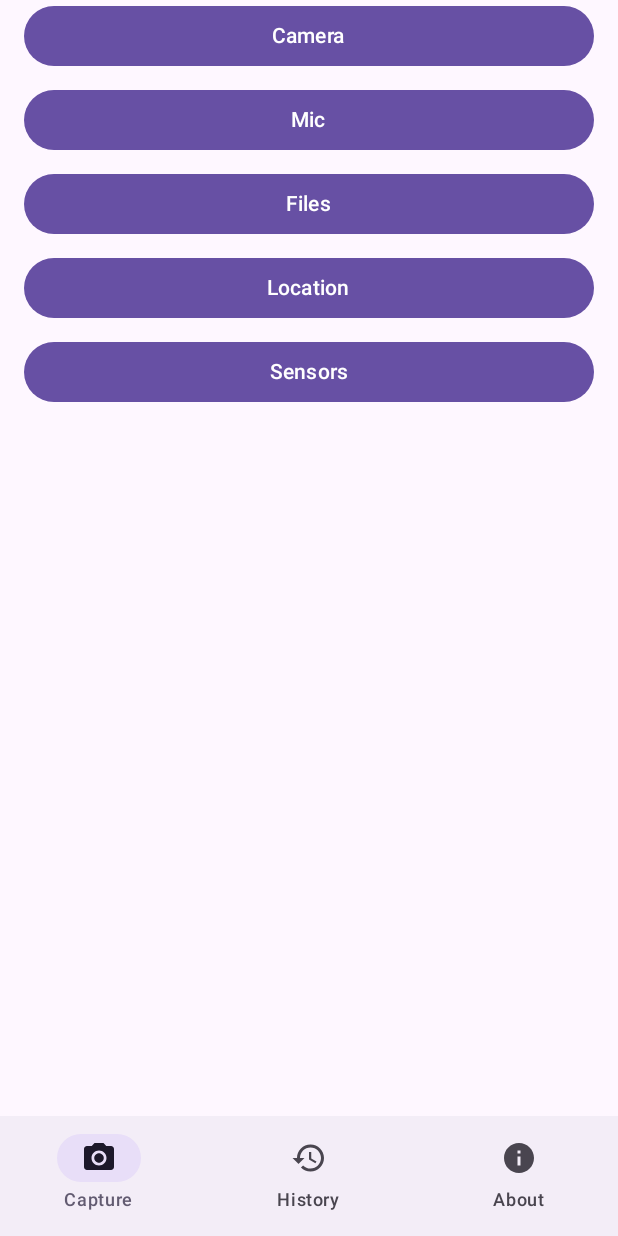
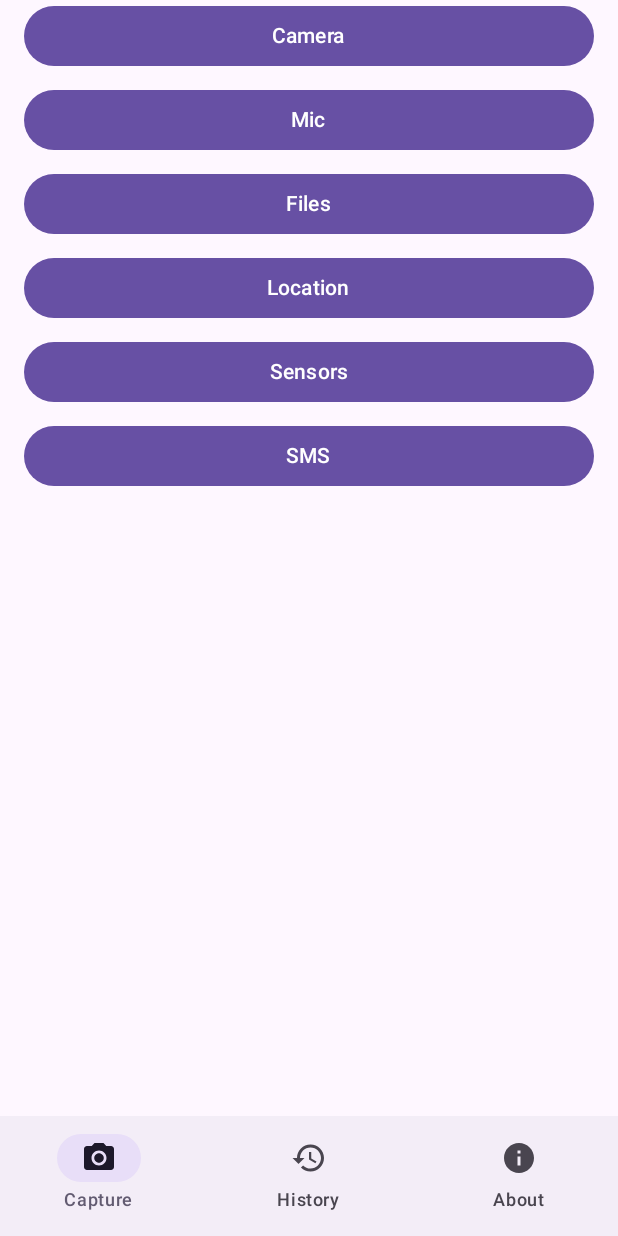
Before and after one commit to def-mycroft/flowgroup, an Android app built with Jetpack Compose: the screen it shows after launch (KernelActivity), on a phone screen of 412 x 824 dp. Run offline under Robolectric (Android 15) with nearby library versions, the phone set to English and light mode, and no system bars; our stand-ins replace Room's generated code.

Commit message:
Wire SMS adapters and export helpers

```diff
--- a/android-app/app/src/main/java/com/mfme/kernel/data/KernelRepository.kt
+++ b/android-app/app/src/main/java/com/mfme/kernel/data/KernelRepository.kt
@@ -4,7 +4,7 @@ import com.mfme.kernel.adapters.share.SharePayload
 import com.mfme.kernel.data.telemetry.ReceiptEntity
 import kotlinx.coroutines.flow.Flow
 
-interface KernelRepository {
+interface KernelRepository : KernelRepositorySms {
     suspend fun saveEnvelope(env: Envelope): SaveResult
     suspend fun saveFromShare(payload: SharePayload): SaveResult
     suspend fun saveFromCamera(bytes: ByteArray, meta: Map<String, Any?>): SaveResult
--- /dev/null
+++ b/android-app/app/src/main/java/com/mfme/kernel/data/KernelRepositorySms.kt
@@ -0,0 +1,8 @@
+package com.mfme.kernel.data
+
+import java.time.Instant
+
+interface KernelRepositorySms {
+    suspend fun saveSmsOut(phone: String, body: String, sentAtUtc: Instant): SaveResult
+    suspend fun ingestSmsIn(sender: String, body: String, receivedAtUtc: Instant): SaveResult
+}
--- a/android-app/app/src/main/java/com/mfme/kernel/di/AppModule.kt
+++ b/android-app/app/src/main/java/com/mfme/kernel/di/AppModule.kt
@@ -11,6 +11,8 @@ import com.mfme.kernel.data.MIGRATION_3_4
 import com.mfme.kernel.telemetry.ErrorEmitter
 import com.mfme.kernel.telemetry.NdjsonSink
 import com.mfme.kernel.telemetry.ReceiptEmitter
+import com.mfme.kernel.export.EnvelopeChainer
+import com.mfme.kernel.export.ObsidianExporter
 import kotlinx.coroutines.Dispatchers
 
 object AppModule {
@@ -27,11 +29,18 @@ object AppModule {
     fun provideErrorEmitter(receiptEmitter: ReceiptEmitter): ErrorEmitter =
         ErrorEmitter(receiptEmitter)
 
+    fun provideEnvelopeChainer(context: Context): EnvelopeChainer {
+        val exporter = ObsidianExporter()
+        return EnvelopeChainer(context, exporter)
+    }
+
     fun provideRepository(
         context: Context,
         db: KernelDatabase,
         emitter: ReceiptEmitter,
         errorEmitter: ErrorEmitter
-    ): KernelRepository =
-        KernelRepositoryImpl(context, db, Dispatchers.IO, emitter, errorEmitter, db.spanDao())
+    ): KernelRepository {
+        val chainer = provideEnvelopeChainer(context)
+        return KernelRepositoryImpl(context, db, Dispatchers.IO, emitter, errorEmitter, db.spanDao(), chainer)
+    }
 }
--- /dev/null
+++ b/android-app/app/src/main/java/com/mfme/kernel/export/EnvelopeChainer.kt
@@ -0,0 +1,30 @@
+package com.mfme.kernel.export
+
+import android.content.Context
+import com.mfme.kernel.data.Envelope
+import kotlinx.coroutines.Dispatchers
+import kotlinx.coroutines.withContext
+import java.io.File
+import java.io.FileOutputStream
+
+/**
+ * Minimal envelope chainer that logs envelope hashes and mirrors
+ * them into an optional Obsidian vault. This implementation is
+ * intentionally simple for the exercise and does not attempt to
+ * replicate the full MFME behavior.
+ */
+class EnvelopeChainer(
+    private val appContext: Context,
+    private val exporter: ObsidianExporter = ObsidianExporter()
+) {
+    suspend fun chain(env: Envelope) = withContext(Dispatchers.IO) {
+        val dir = File(appContext.filesDir, "telemetry").apply { mkdirs() }
+        val log = File(dir, "envelopes.ndjson")
+        FileOutputStream(log, true).use { fos ->
+            fos.write(env.sha256.toByteArray())
+            fos.write('\n'.code)
+            fos.fd.sync()
+        }
+        exporter.export(env)
+    }
+}
--- a/android-app/app/src/main/java/com/mfme/kernel/ui/CaptureScreen.kt
+++ b/android-app/app/src/main/java/com/mfme/kernel/ui/CaptureScreen.kt
@@ -91,6 +91,16 @@ fun CaptureScreen(viewModel: KernelViewModel) {
                         .padding(horizontal = 16.dp)
                 ) { Text("Sensors") }
             }
+            item {
+                Button(
+                    onClick = {
+                        viewModel.saveSmsOut("1234567890", "hi", ::handleResult)
+                    },
+                    modifier = Modifier
+                        .fillMaxWidth()
+                        .padding(horizontal = 16.dp)
+                ) { Text("SMS") }
+            }
         }
     }
 }
--- a/android-app/app/src/main/java/com/mfme/kernel/ui/HistoryScreen.kt
+++ b/android-app/app/src/main/java/com/mfme/kernel/ui/HistoryScreen.kt
@@ -29,6 +29,7 @@ fun HistoryScreen(viewModel: KernelViewModel) {
     val filtered = when (filter) {
         1 -> receipts.filter { !it.ok }
         2 -> receipts.filter { it.ok }
+        3 -> receipts.filter { it.adapter == "sms_in" || it.adapter == "sms_out" }
         else -> receipts
     }
 
@@ -42,6 +43,7 @@ fun HistoryScreen(viewModel: KernelViewModel) {
                 TextButton(onClick = { filter = 0 }) { Text("All") }
                 TextButton(onClick = { filter = 1 }) { Text("Errors") }
                 TextButton(onClick = { filter = 2 }) { Text("Ok") }
+                TextButton(onClick = { filter = 3 }) { Text("SMS") }
             }
         }
         items(filtered, key = { it.id }) { r ->
```
Also changed, not shown: android-app/app/src/main/AndroidManifest.xml (+10 -0 lines), android-app/app/src/main/java/com/mfme/kernel/adapters/sms/SmsReceiveAdapter.kt (added, +28 -0 lines), android-app/app/src/main/java/com/mfme/kernel/adapters/sms/SmsSendAdapter.kt (added, +27 -0 lines), android-app/app/src/main/java/com/mfme/kernel/data/KernelRepositoryImpl.kt (+58 -1 lines), android-app/app/src/main/java/com/mfme/kernel/export/ObsidianExporter.kt (added, +20 -0 lines), android-app/app/src/main/java/com/mfme/kernel/ui/KernelViewModel.kt (+8 -0 lines).
